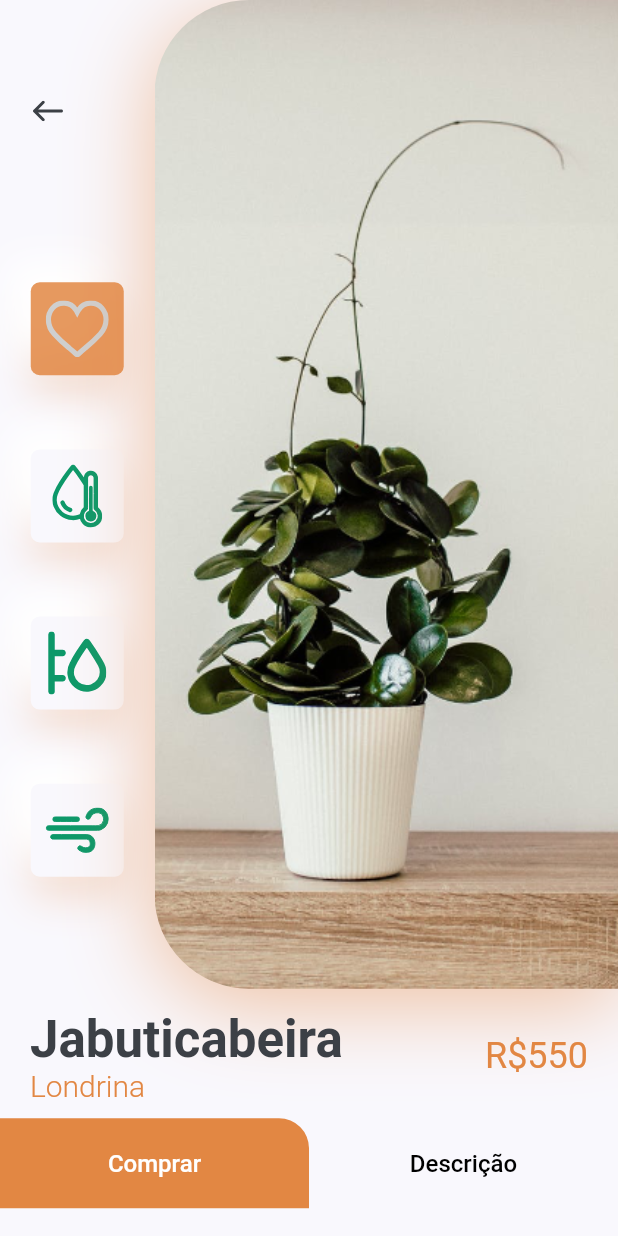
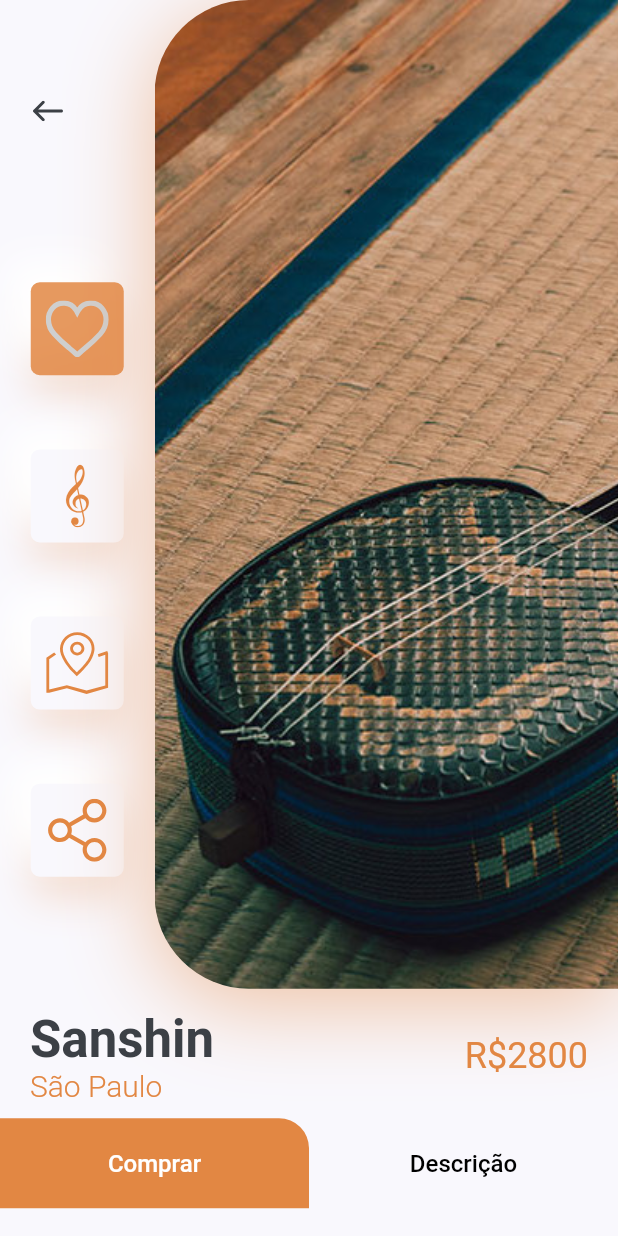
Before and after one commit to hugstr/hStoreFlutter, a Flutter app: the screen it shows after launch, after a tap on an icon or button, on a phone screen of 412 x 824 dp. Run offline on Flutter 3.47's test engine with Material 2 defaults, Android fonts, the phone set to English and light mode, and no system bars; our stand-ins replace flutter_svg.

Commit message:
Image and icon changes

```diff
--- a/lib/components/my_bottom_appbar.dart
+++ b/lib/components/my_bottom_appbar.dart
@@ -31,7 +31,7 @@ class MyBottomNavBar extends StatelessWidget {
           IconButton(
             iconSize: 10,
             onPressed: () {},
-            icon: SvgPicture.asset("assets/icons/corbeau_Eighth_note.svg"),
+            icon: SvgPicture.asset("assets/icons/eight-icon.svg"),
           ),
           IconButton(
             onPressed: () {},
--- a/lib/screens/details/components/body.dart
+++ b/lib/screens/details/components/body.dart
@@ -10,8 +10,10 @@ class Body extends StatelessWidget {
     return SingleChildScrollView(
       child: Column(
         children: <Widget>[
-          ImageAndIconCards(size: size),
-          TitlePrice(title: "Jabuticabeira", city: "Londrina", price: 550),
+          ImageAndIconCards(
+            size: size,
+          ),
+          TitlePrice(title: "Sanshin", city: "São Paulo", price: 2800),
           SizedBox(
             height: 10,
           ),
--- a/lib/screens/details/components/icon_card.dart
+++ b/lib/screens/details/components/icon_card.dart
@@ -7,10 +7,11 @@ class IconCard extends StatelessWidget {
     Key key,
     this.icon,
     this.iconColor,
+    this.picColor,
   }) : super(key: key);
 
   final String icon;
-  final Color iconColor;
+  final Color iconColor, picColor;
 
   @override
   Widget build(BuildContext context) {
@@ -36,7 +37,10 @@ class IconCard extends StatelessWidget {
           ),
         ],
       ),
-      child: SvgPicture.asset(icon),
+      child: SvgPicture.asset(
+        icon,
+        color: picColor,
+      ),
     );
   }
 }
--- a/lib/screens/details/components/image_and_icons.dart
+++ b/lib/screens/details/components/image_and_icons.dart
@@ -7,9 +7,11 @@ class ImageAndIconCards extends StatelessWidget {
   const ImageAndIconCards({
     Key key,
     @required this.size,
+    this.detailImage,
   }) : super(key: key);
 
   final Size size;
+  final String detailImage;
 
   @override
   Widget build(BuildContext context) {
@@ -39,17 +41,22 @@ class ImageAndIconCards extends StatelessWidget {
                     ),
                     Spacer(),
                     IconCard(
-                        icon: "assets/icons/heart-icon.svg",
-                        iconColor: kPrimaryColor.withOpacity(0.85)),
+                      icon: "assets/icons/heart-icon.svg",
+                      iconColor: kPrimaryColor.withOpacity(0.85),
+                    ),
                     IconCard(
-                        icon: "assets/icons/icon_2.svg",
-                        iconColor: kBackgroundColor),
+                      icon: "assets/icons/g-clef.svg",
+                      iconColor: kBackgroundColor,
+                      picColor: kPrimaryColor,
+                    ),
                     IconCard(
-                        icon: "assets/icons/icon_3.svg",
-                        iconColor: kBackgroundColor),
+                        icon: "assets/icons/map-icon.svg",
+                        iconColor: kBackgroundColor,
+                        picColor: kPrimaryColor),
                     IconCard(
-                        icon: "assets/icons/icon_4.svg",
-                        iconColor: kBackgroundColor),
+                        icon: "assets/icons/share-icon.svg",
+                        iconColor: kBackgroundColor,
+                        picColor: kPrimaryColor),
                   ],
                 ),
               ),
@@ -72,7 +79,7 @@ class ImageAndIconCards extends StatelessWidget {
                 image: DecorationImage(
                   alignment: Alignment.centerLeft,
                   fit: BoxFit.cover,
-                  image: AssetImage("assets/images/img.png"),
+                  image: AssetImage("assets/images/sanshin.jpg"),
                 ),
               ),
             ),
```
Also changed, not shown: assets/icons/eight-icon.svg (renamed from assets/icons/corbeau_Eighth_note.svg), assets/icons/g-clef.svg (added), assets/icons/icon_2.svg (deleted), assets/icons/icon_3.svg (deleted), assets/icons/icon_4.svg (deleted), assets/icons/map-icon.svg (added), assets/icons/more.svg (deleted), assets/icons/share-icon.svg (added), assets/icons/sun.svg (deleted), assets/images/img.png, assets/images/sanshin.jpg (added).
